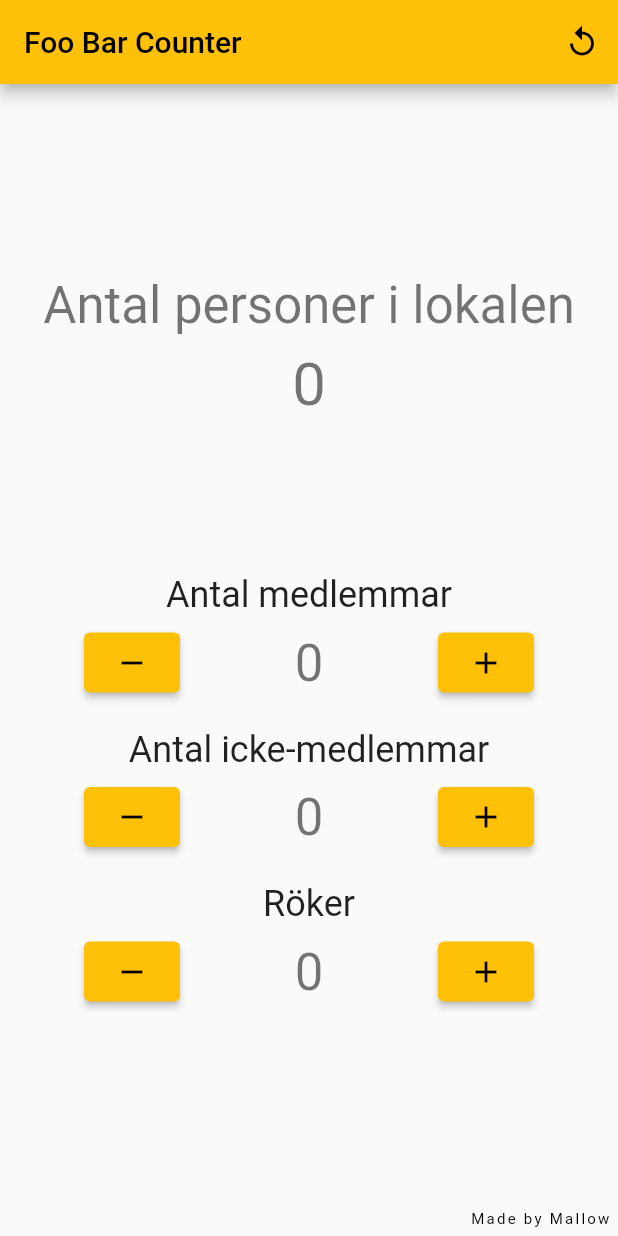
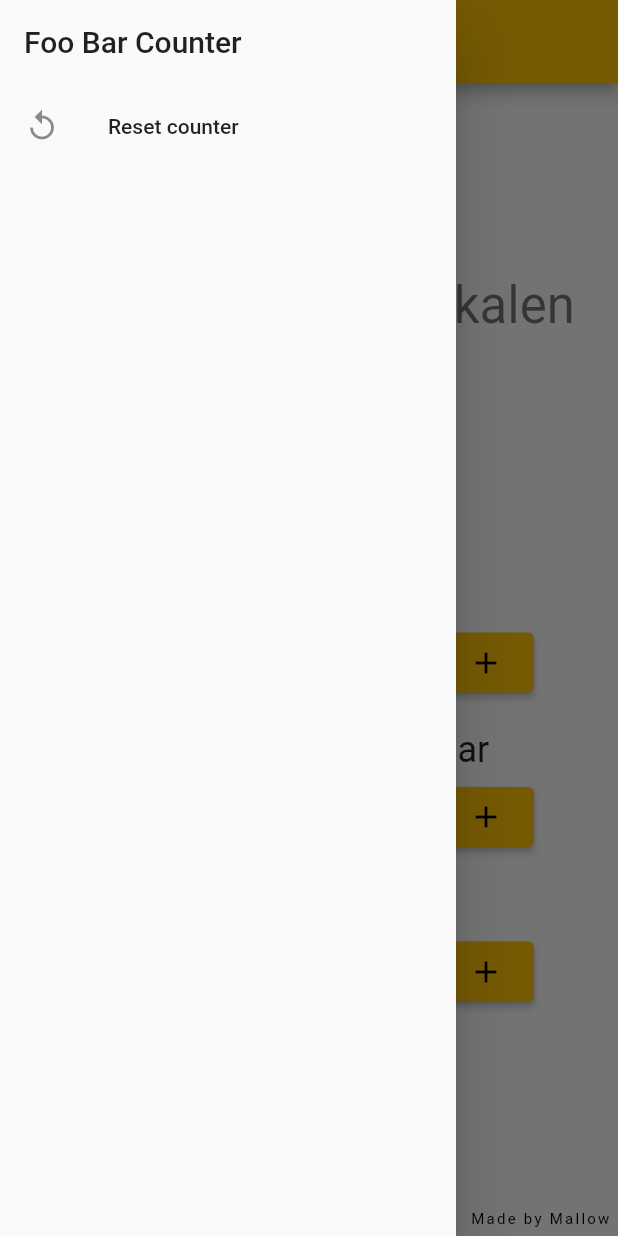
Before and after one commit to saramaggie/FooBar-Counter, a Flutter app: the screen it shows after launch, with the side drawer open (before the commit the screen has no drawer), on a phone screen of 412 x 824 dp. Run offline on Flutter 3.47's test engine with Material 2 defaults, Android fonts, the phone set to English and light mode, and no system bars.

Commit message:
Reset moved to drawer

```diff
--- a/lib/main.dart
+++ b/lib/main.dart
@@ -211,12 +211,37 @@ class _FooPageState extends State<FooPage> {
   Widget build(BuildContext context) {
     return Scaffold(
         appBar: AppBar(
+          leading: Builder(
+            builder: (BuildContext context) {
+              return IconButton(
+                icon: const Icon(Icons.menu),
+                onPressed: () {
+                  Scaffold.of(context).openDrawer();
+                },
+                tooltip: MaterialLocalizations.of(context).openAppDrawerTooltip,
+              );
+            },
+          ),
           title: Text(widget.title),
-          actions: [
-            IconButton(
-                onPressed: _resetCounter,
-                icon: const Icon(Icons.replay_outlined))
-          ],
+        ),
+        drawer: Drawer(
+          child: ListView(
+            children: [
+              ListTile(
+                  title: Text(
+                widget.title,
+                style: Theme.of(context).textTheme.titleLarge,
+              )),
+              ListTile(
+                leading: const Icon(Icons.replay_outlined),
+                title: const Text('Reset counter'),
+                onTap: () {
+                  Navigator.pop(context);
+                  _resetCounter();
+                },
+              )
+            ],
+          ),
         ),
         body: Stack(children: <Widget>[
           _warningBar(context),
```
